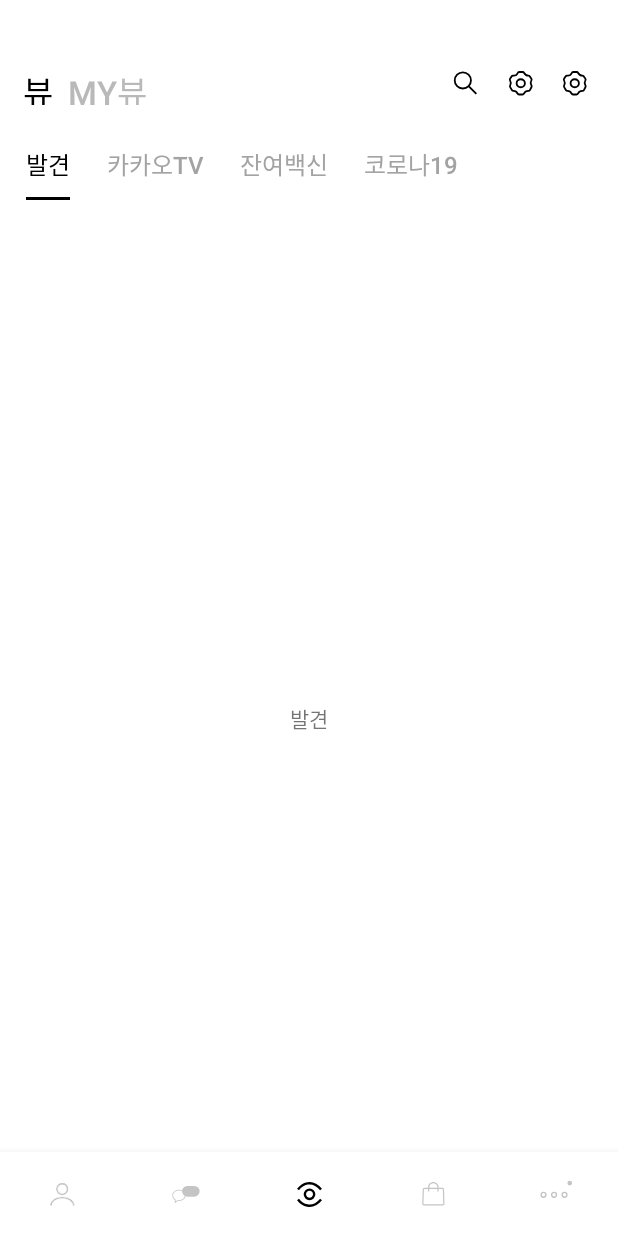
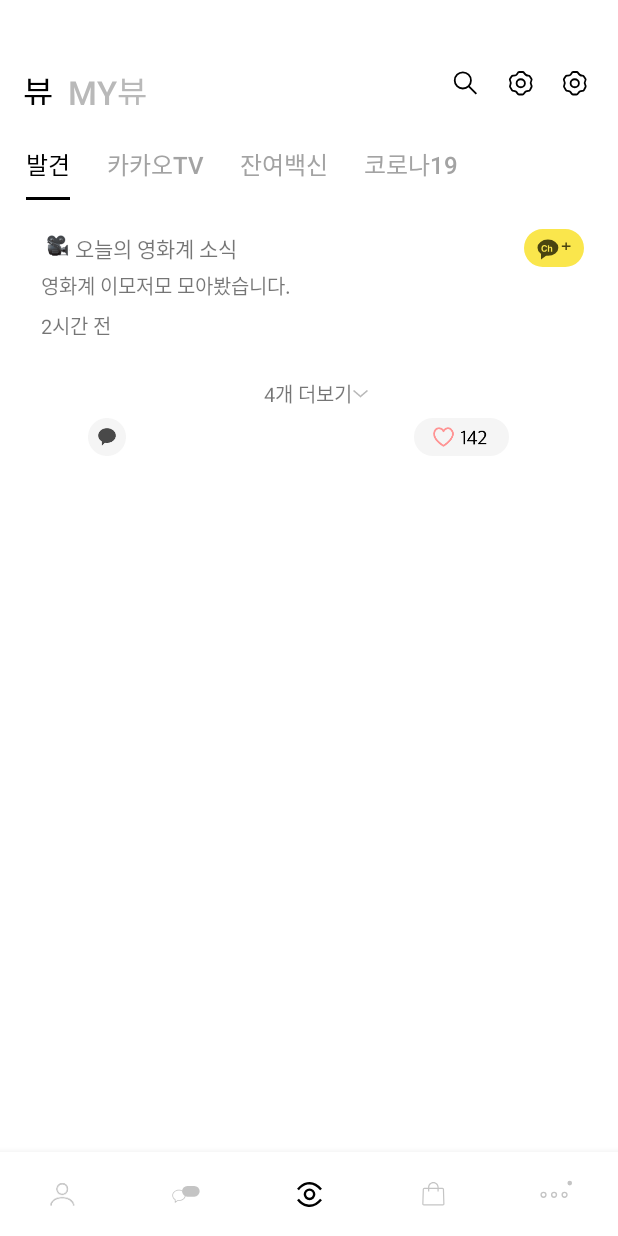
Before and after one commit to SOPT-29th-Joint-Seminar-6/Seminar_6_Android, an Android app: the screen it shows after launch (MainActivity), on a phone screen of 412 x 824 dp. Run offline under Robolectric (Android 15) with nearby library versions, the phone set to English and light mode, and no system bars.

Commit message:
[FEAT] find view 카드 틀 생성

```diff
--- /dev/null
+++ b/app/src/main/java/org/sopt/seminar_6_android/ui/find/NewsData.kt
@@ -0,0 +1,7 @@
+package org.sopt.seminar_6_android.ui.find
+
+data class NewsData(
+    val newsImg : Int,
+    val newsTitle : String,
+    val newsDescribe : String
+)
--- /dev/null
+++ b/app/src/main/res/layout/find_news_card.xml
@@ -0,0 +1,111 @@
+<?xml version="1.0" encoding="utf-8"?>
+<androidx.constraintlayout.widget.ConstraintLayout xmlns:android="http://schemas.android.com/apk/res/android"
+    xmlns:app="http://schemas.android.com/apk/res-auto"
+    xmlns:tools="http://schemas.android.com/tools"
+    android:layout_width="match_parent"
+    android:layout_height="match_parent">
+
+    <ImageView
+        android:id="@+id/iv_movie"
+        android:layout_width="wrap_content"
+        android:layout_height="wrap_content"
+        android:layout_marginStart="15dp"
+        android:layout_marginTop="21dp"
+        app:layout_constraintStart_toStartOf="parent"
+        app:layout_constraintTop_toTopOf="parent"
+        app:srcCompat="@drawable/ic_movie" />
+
+    <TextView
+        android:id="@+id/tv_card_title"
+        android:layout_width="0dp"
+        android:layout_height="wrap_content"
+        android:layout_marginStart="3dp"
+        android:layout_marginEnd="9dp"
+        android:text="오늘의 영화계 소식"
+        app:layout_constraintEnd_toStartOf="@+id/iv_kakao_channel"
+        app:layout_constraintStart_toEndOf="@+id/iv_movie"
+        app:layout_constraintTop_toTopOf="@+id/iv_movie" />
+
+    <ImageView
+        android:id="@+id/iv_kakao_channel"
+        android:layout_width="wrap_content"
+        android:layout_height="wrap_content"
+        android:layout_marginStart="12dp"
+        android:layout_marginEnd="9dp"
+        app:layout_constraintBottom_toBottomOf="@+id/tv_card_title"
+        app:layout_constraintEnd_toEndOf="parent"
+        app:layout_constraintStart_toEndOf="@+id/tv_card_title"
+        app:layout_constraintTop_toTopOf="@+id/tv_card_title"
+        app:srcCompat="@drawable/ic_channel" />
+
+    <TextView
+        android:id="@+id/tv_title_describe"
+        android:layout_width="0dp"
+        android:layout_height="wrap_content"
+        android:layout_marginTop="7dp"
+        android:text="영화계 이모저모 모아봤습니다."
+        android:textSize="13sp"
+        app:layout_constraintEnd_toEndOf="@+id/tv_card_title"
+        app:layout_constraintStart_toStartOf="@+id/iv_movie"
+        app:layout_constraintTop_toBottomOf="@+id/iv_movie" />
+
+    <TextView
+        android:id="@+id/tv_news_time"
+        android:layout_width="wrap_content"
+        android:layout_height="wrap_content"
+        android:layout_marginTop="6dp"
+        android:text="2시간 전"
+        android:textSize="13sp"
+        app:layout_constraintStart_toStartOf="@+id/tv_title_describe"
+        app:layout_constraintTop_toBottomOf="@+id/tv_title_describe" />
+
+    <androidx.recyclerview.widget.RecyclerView
+        android:id="@+id/recyclerView"
+        android:layout_width="wrap_content"
+        android:layout_height="wrap_content"
+        android:layout_marginTop="9dp"
+        android:layout_marginEnd="15dp"
+        app:layout_constraintEnd_toEndOf="parent"
+        app:layout_constraintStart_toStartOf="@+id/tv_news_time"
+        app:layout_constraintTop_toBottomOf="@+id/tv_news_time" />
+
+    <TextView
+        android:id="@+id/tv_more_news"
+        android:layout_width="wrap_content"
+        android:layout_height="wrap_content"
+        android:layout_marginTop="15dp"
+        android:text="4개 더보기"
+        android:textSize="13sp"
+        app:layout_constraintEnd_toEndOf="parent"
+        app:layout_constraintStart_toStartOf="parent"
+        app:layout_constraintTop_toBottomOf="@+id/recyclerView" />
+
+    <ImageView
+        android:id="@+id/imageView3"
+        android:layout_width="wrap_content"
+        android:layout_height="wrap_content"
+        app:layout_constraintBottom_toBottomOf="@+id/tv_more_news"
+        app:layout_constraintStart_toEndOf="@+id/tv_more_news"
+        app:layout_constraintTop_toTopOf="@+id/tv_more_news"
+        app:srcCompat="@drawable/frame_43" />
+
+    <ImageView
+        android:id="@+id/imageView4"
+        android:layout_width="wrap_content"
+        android:layout_height="wrap_content"
+        android:layout_marginTop="6dp"
+        android:layout_marginEnd="92dp"
+        app:layout_constraintEnd_toStartOf="@+id/tv_more_news"
+        app:layout_constraintTop_toBottomOf="@+id/tv_more_news"
+        app:srcCompat="@drawable/ic_share" />
+
+    <ImageView
+        android:id="@+id/imageView5"
+        android:layout_width="wrap_content"
+        android:layout_height="wrap_content"
+        android:layout_marginStart="217dp"
+        app:layout_constraintStart_toStartOf="@+id/imageView4"
+        app:layout_constraintTop_toTopOf="@+id/imageView4"
+        app:srcCompat="@drawable/ic_heart" />
+
+</androidx.constraintlayout.widget.ConstraintLayout>
--- a/app/src/main/res/layout/fragment_find.xml
+++ b/app/src/main/res/layout/fragment_find.xml
@@ -6,13 +6,13 @@
     android:layout_height="match_parent"
     tools:context=".ui.find.FindFragment">
 
-    <TextView
-        android:layout_width="wrap_content"
+    <include
+        layout="@layout/find_news_card"
+        android:layout_width="0dp"
         android:layout_height="wrap_content"
-        android:text="@string/find"
-        app:layout_constraintBottom_toBottomOf="parent"
+        android:layout_marginStart="12dp"
+        android:layout_marginEnd="13dp"
         app:layout_constraintEnd_toEndOf="parent"
-        app:layout_constraintStart_toStartOf="parent"
-        app:layout_constraintTop_toTopOf="parent" />
+        app:layout_constraintStart_toStartOf="parent" />
 
 </androidx.constraintlayout.widget.ConstraintLayout>
--- /dev/null
+++ b/app/src/main/res/layout/item_find_news_list.xml
@@ -0,0 +1,45 @@
+<?xml version="1.0" encoding="utf-8"?>
+<androidx.constraintlayout.widget.ConstraintLayout xmlns:android="http://schemas.android.com/apk/res/android"
+    xmlns:app="http://schemas.android.com/apk/res-auto"
+    xmlns:tools="http://schemas.android.com/tools"
+    android:layout_width="match_parent"
+    android:layout_height="match_parent">
+
+    <ImageView
+        android:id="@+id/iv_movie1"
+        android:layout_width="wrap_content"
+        android:layout_height="wrap_content"
+        app:layout_constraintStart_toStartOf="parent"
+        app:layout_constraintTop_toTopOf="parent"
+        app:srcCompat="@drawable/img_movie_1" />
+
+    <TextView
+        android:id="@+id/tv_movie1_describe"
+        android:layout_width="0dp"
+        android:layout_height="wrap_content"
+        android:layout_marginTop="10dp"
+        android:text="유아인X이재인X안재홍X라미란X김희원, 초능력 갖..."
+        android:textSize="14sp"
+        app:layout_constraintEnd_toEndOf="@+id/iv_movie1"
+        app:layout_constraintStart_toStartOf="@+id/iv_movie1"
+        app:layout_constraintTop_toBottomOf="@+id/iv_movie1" />
+
+    <ImageView
+        android:id="@+id/iv_web"
+        android:layout_width="wrap_content"
+        android:layout_height="wrap_content"
+        android:layout_marginTop="8dp"
+        app:layout_constraintStart_toStartOf="@+id/tv_movie1_describe"
+        app:layout_constraintTop_toBottomOf="@+id/tv_movie1_describe"
+        app:srcCompat="@drawable/ic_web" />
+
+    <TextView
+        android:id="@+id/tv_web"
+        android:layout_width="wrap_content"
+        android:layout_height="wrap_content"
+        android:layout_marginStart="4dp"
+        android:text="TextView"
+        android:textSize="13sp"
+        app:layout_constraintStart_toEndOf="@+id/iv_web"
+        app:layout_constraintTop_toTopOf="@+id/iv_web" />
+</androidx.constraintlayout.widget.ConstraintLayout>
```
